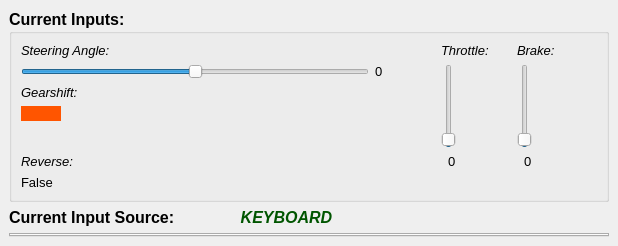
Above: modules/hardwarecommunication/widget/hardwarecommunication.ui from tud-hri/joan before the change. Below: the same form after it.
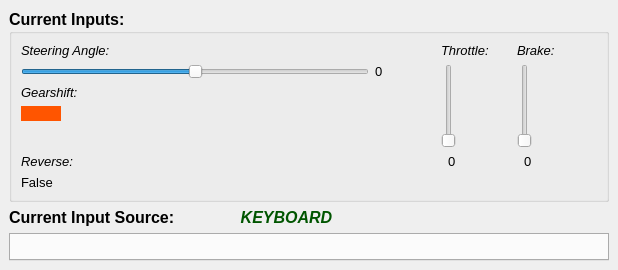
That is the form after the change.

```diff
--- a/modules/hardwarecommunication/widget/hardwarecommunication.ui
+++ b/modules/hardwarecommunication/widget/hardwarecommunication.ui
@@ -7,7 +7,7 @@
     <x>0</x>
     <y>0</y>
     <width>618</width>
-    <height>246</height>
+    <height>270</height>
    </rect>
   </property>
   <property name="windowTitle">
@@ -100,13 +100,16 @@
             </sizepolicy>
            </property>
            <property name="minimum">
-            <number>-1</number>
+            <number>0</number>
            </property>
            <property name="maximum">
             <number>100</number>
            </property>
+           <property name="value">
+            <number>0</number>
+           </property>
            <property name="sliderPosition">
-            <number>1</number>
+            <number>0</number>
            </property>
            <property name="orientation">
             <enum>Qt::Vertical</enum>
@@ -149,7 +152,7 @@
             </sizepolicy>
            </property>
            <property name="minimum">
-            <number>-1</number>
+            <number>0</number>
            </property>
            <property name="maximum">
             <number>100</number>
```
